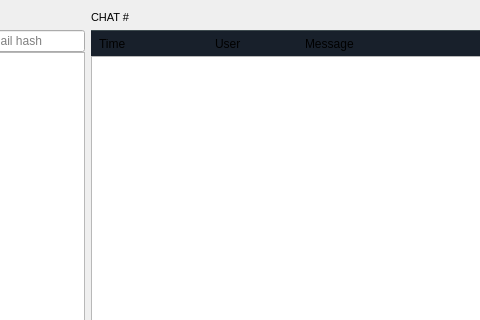
Old version of the form BlockSettleUILib/ChatWidget.ui in the repository BlockSettle/terminal; both pictures show x 102 to 582 and y 0 to 320 of the 1006 by 666 pixel window.
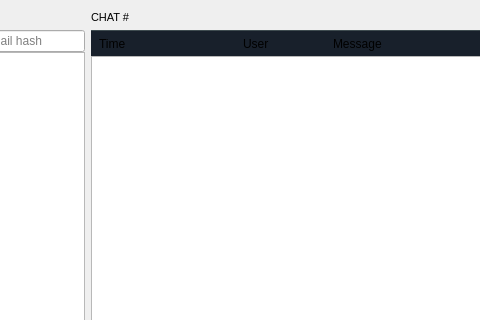
New version of the form. The open tabs and pages were chosen to show the change. Custom widgets are drawn as their Qt base class.

Patch:
```diff
--- a/BlockSettleUILib/ChatWidget.ui
+++ b/BlockSettleUILib/ChatWidget.ui
@@ -399,7 +399,7 @@
                      </property>
                      <property name="minimumSize">
                       <size>
-                       <width>96</width>
+                       <width>110</width>
                        <height>0</height>
                       </size>
                      </property>
@@ -418,7 +418,7 @@
                      </property>
                      <property name="minimumSize">
                       <size>
-                       <width>20</width>
+                       <width>34</width>
                        <height>0</height>
                       </size>
                      </property>
```
